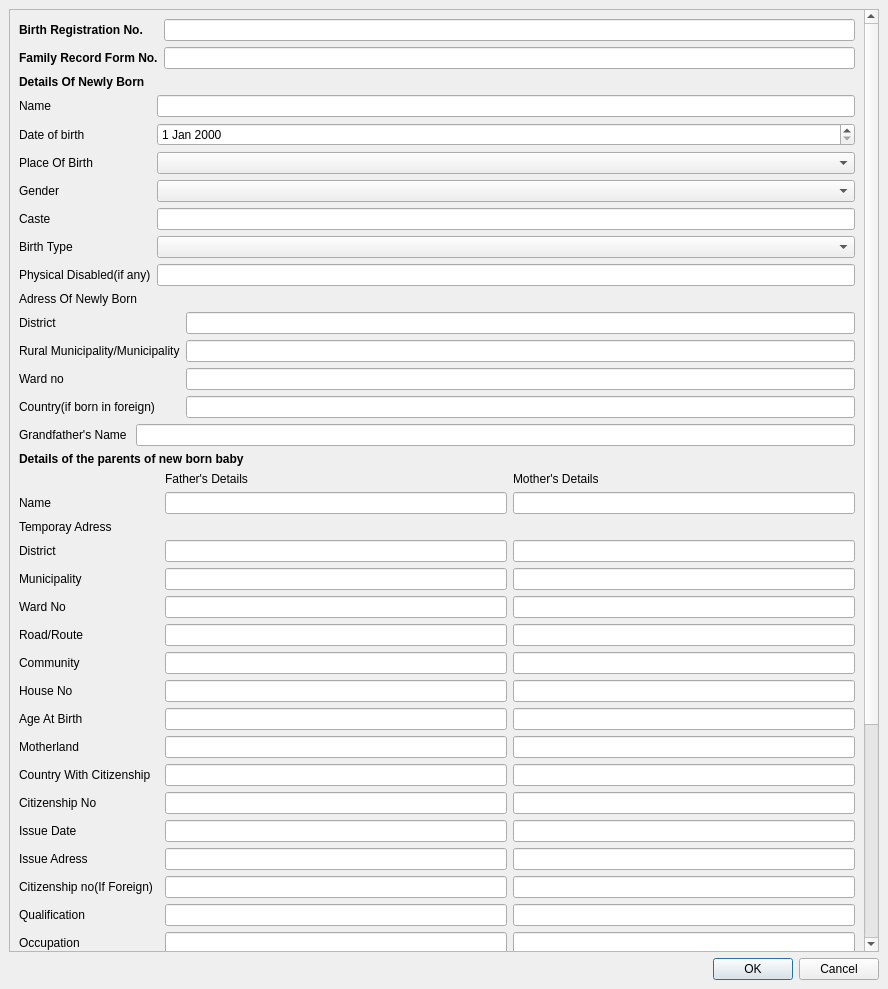
The window that Smartward/forms/birth.ui (cygnus55/smartward) describes before a commit, drawn with Qt 5.
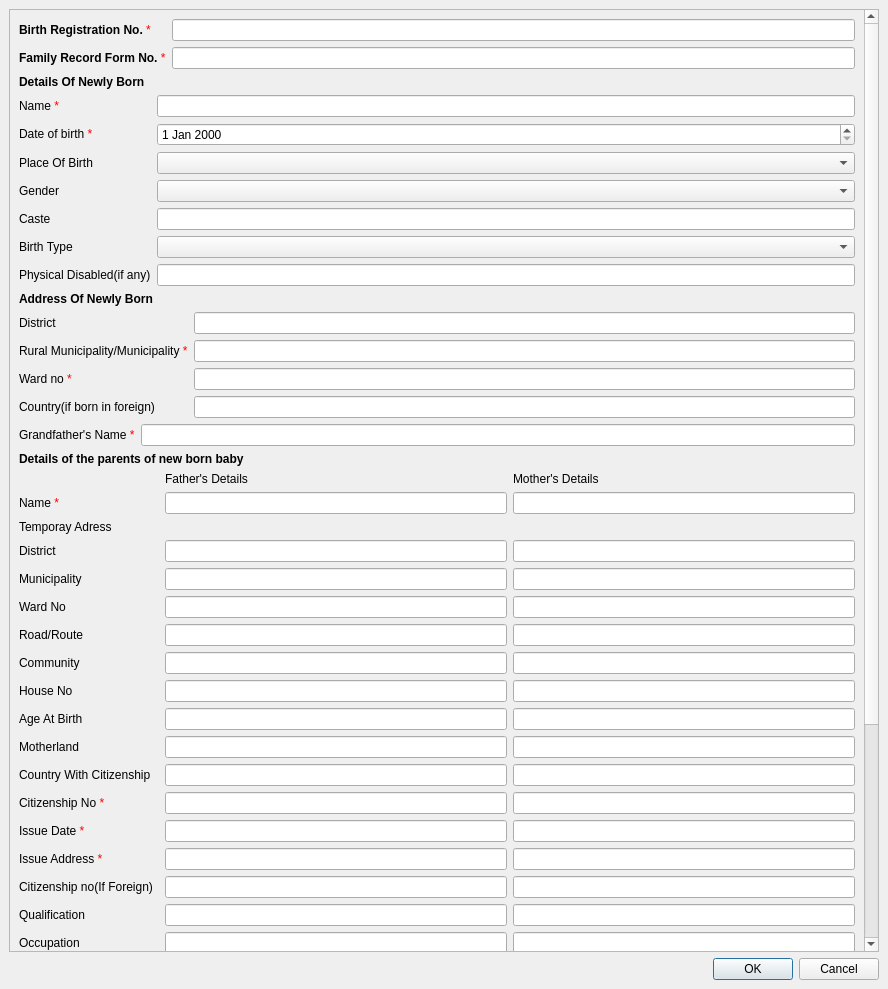
The same window after the commit.

Diff of the .ui file:
```diff
--- a/Smartward/forms/birth.ui
+++ b/Smartward/forms/birth.ui
@@ -24,7 +24,7 @@
        <property name="geometry">
         <rect>
          <x>0</x>
-         <y>-473</y>
+         <y>0</y>
          <width>854</width>
          <height>1411</height>
         </rect>
@@ -35,7 +35,7 @@
           <item row="0" column="0">
            <widget class="QLabel" name="grandFatherLabel">
             <property name="text">
-             <string>Grandfather's Name </string>
+             <string>Grandfather's Name &lt;font color='red'&gt;*</string>
             </property>
            </widget>
           </item>
@@ -81,7 +81,7 @@
           <item row="1" column="0">
            <widget class="QLabel" name="nameLabel_2">
             <property name="text">
-             <string>Name</string>
+             <string>Name &lt;font color='red'&gt;*</string>
             </property>
            </widget>
           </item>
@@ -178,21 +178,21 @@
           <item row="12" column="0">
            <widget class="QLabel" name="citizenshipNoLabel">
             <property name="text">
-             <string>Citizenship No</string>
+             <string>Citizenship No &lt;font color='red'&gt;*</string>
             </property>
            </widget>
           </item>
           <item row="13" column="0">
            <widget class="QLabel" name="issueDateLabel">
             <property name="text">
-             <string>Issue Date</string>
+             <string>Issue Date &lt;font color='red'&gt;*</string>
             </property>
            </widget>
           </item>
           <item row="14" column="0">
            <widget class="QLabel" name="issueAdressLabel">
             <property name="text">
-             <string>Issue Adress</string>
+             <string>Issue Address  &lt;font color='red'&gt;*</string>
             </property>
            </widget>
           </item>
@@ -479,7 +479,7 @@
           <item row="0" column="0">
            <widget class="QLabel" name="nameLabel">
             <property name="text">
-             <string>Name</string>
+             <string>Name &lt;font color='red'&gt;*</string>
             </property>
            </widget>
           </item>
@@ -489,7 +489,7 @@
           <item row="1" column="0">
            <widget class="QLabel" name="dateOfBirthLabel">
             <property name="text">
-             <string>Date of birth</string>
+             <string>Date of birth &lt;font color='red'&gt;*</string>
             </property>
            </widget>
           </item>
@@ -551,7 +551,7 @@
             <item row="0" column="0">
              <widget class="QLabel" name="label_6">
               <property name="text">
-               <string>Adress Of Newly Born</string>
+               <string>&lt;b&gt;Address Of Newly Born</string>
               </property>
              </widget>
             </item>
@@ -568,7 +568,7 @@
             <item row="2" column="0">
              <widget class="QLabel" name="MunicipalityLabel">
               <property name="text">
-               <string>Rural Municipality/Municipality</string>
+               <string>Rural Municipality/Municipality &lt;font color='red'&gt;*</string>
               </property>
              </widget>
             </item>
@@ -578,7 +578,7 @@
             <item row="3" column="0">
              <widget class="QLabel" name="wardNoLabel">
               <property name="text">
-               <string>Ward no</string>
+               <string>Ward no &lt;font color='red'&gt;*</string>
               </property>
              </widget>
             </item>
@@ -611,7 +611,7 @@
           <item row="0" column="0">
            <widget class="QLabel" name="birthRegistrationNoLabel">
             <property name="text">
-             <string>&lt;b&gt;Birth Registration No.&lt;/b&gt;</string>
+             <string>&lt;b&gt;Birth Registration No.&lt;/b&gt; &lt;font color='red'&gt;*</string>
             </property>
            </widget>
           </item>
@@ -621,7 +621,7 @@
           <item row="1" column="0">
            <widget class="QLabel" name="familyRecordFormNoLabel">
             <property name="text">
-             <string>&lt;b&gt;Family Record Form No.&lt;/b&gt;</string>
+             <string>&lt;b&gt;Family Record Form No.&lt;/b&gt; &lt;font color='red'&gt;*</string>
             </property>
            </widget>
           </item>
```
Left out of the diff: 2 changed lines with no effect on the pictures.
